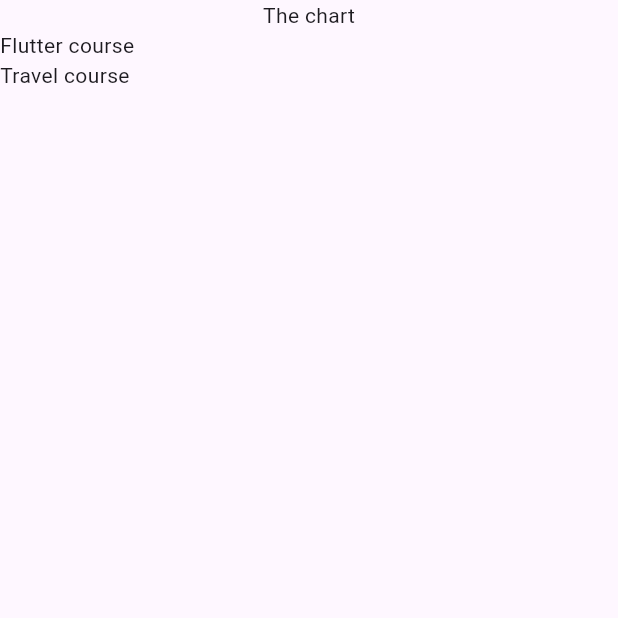
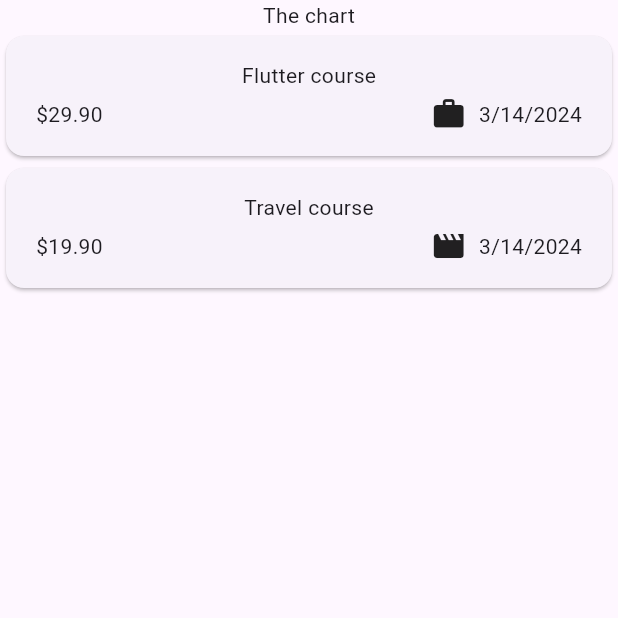
Before and after one commit to KarlieKKY/expense_tracker, a Flutter app: the screen it shows after launch, on a phone screen of 412 x 824 dp, the top half of it. Run offline on Flutter 3.47's test engine with Material 3 defaults, Android fonts, the phone set to English and light mode, and no system bars.

Commit message:
formatte expense items

```diff
--- a/lib/main.dart
+++ b/lib/main.dart
@@ -1,6 +1,6 @@
 import 'package:flutter/material.dart';
 
-import 'package:expense_tracker/expenses.dart';
+import 'package:expense_tracker/widgets/expenses.dart';
 
 void main() {
   runApp(const MaterialApp(
--- a/lib/models/expense.dart
+++ b/lib/models/expense.dart
@@ -1,8 +1,19 @@
+import 'package:flutter/material.dart';
 import 'package:uuid/uuid.dart';
+import 'package:intl/intl.dart';
+
+final formatter = DateFormat.yMd();
 
 const uuid = Uuid();
 
 enum Category { food, travel, leisure, work }
+
+const categoryIcons = {
+  Category.food: Icons.lunch_dining,
+  Category.travel: Icons.flight_takeoff,
+  Category.leisure: Icons.movie,
+  Category.work: Icons.work,
+};
 
 class Expense {
   Expense({
@@ -17,4 +28,8 @@ class Expense {
   final double amount;
   final DateTime date;
   final Category category;
+
+  String get formattedDate {
+    return formatter.format(date);
+  }
 }
--- a/lib/expenses.dart
+++ b/lib/widgets/expenses.dart
@@ -1,7 +1,7 @@
 import 'package:flutter/material.dart';
 
 import 'package:expense_tracker/models/expense.dart';
-import 'package:expense_tracker/expenses_list.dart';
+import 'package:expense_tracker/widgets/expenses_list/expenses_list.dart';
 
 class Expenses extends StatefulWidget {
   const Expenses({super.key});
--- /dev/null
+++ b/lib/widgets/expenses_list/expense_item.dart
@@ -0,0 +1,38 @@
+import 'package:flutter/material.dart';
+import 'package:expense_tracker/models/expense.dart';
+
+class ExpenseItem extends StatelessWidget {
+  const ExpenseItem(this.expense, {super.key});
+  final Expense expense;
+
+  @override
+  Widget build(BuildContext context) {
+    return Card(
+      child: Padding(
+        padding: const EdgeInsets.symmetric(
+          horizontal: 20,
+          vertical: 16,
+        ),
+        child: Column(
+          children: [
+            Text(expense.title),
+            const SizedBox(height: 4),
+            Row(
+              children: [
+                Text('\$${expense.amount.toStringAsFixed(2)}'),
+                const Spacer(),
+                Row(
+                  children: [
+                    Icon(categoryIcons[expense.category]),
+                    const SizedBox(width: 8),
+                    Text(expense.formattedDate),
+                  ],
+                ),
+              ],
+            )
+          ],
+        ),
+      ),
+    );
+  }
+}
--- a/lib/expenses_list.dart
+++ b/lib/widgets/expenses_list/expenses_list.dart
@@ -1,5 +1,6 @@
 import 'package:flutter/material.dart';
 
+import 'package:expense_tracker/widgets/expenses_list/expense_item.dart';
 import 'package:expense_tracker/models/expense.dart';
 
 class ExpensesList extends StatelessWidget {
@@ -14,7 +15,7 @@ class ExpensesList extends StatelessWidget {
   Widget build(BuildContext context) {
     return ListView.builder(
       itemCount: expenses.length,
-      itemBuilder: (ctx, index) => Text(expenses[index].title),
+      itemBuilder: (ctx, index) => ExpenseItem(expenses[index]),
     );
   }
 }
--- a/pubspec.yaml
+++ b/pubspec.yaml
@@ -36,6 +36,7 @@ dependencies:
   # Use with the CupertinoIcons class for iOS style icons.
   cupertino_icons: ^1.0.6
   uuid: ^4.3.3
+  intl: ^0.19.0
 
 dev_dependencies:
   flutter_test:
```
Also changed, not shown: pubspec.lock.
